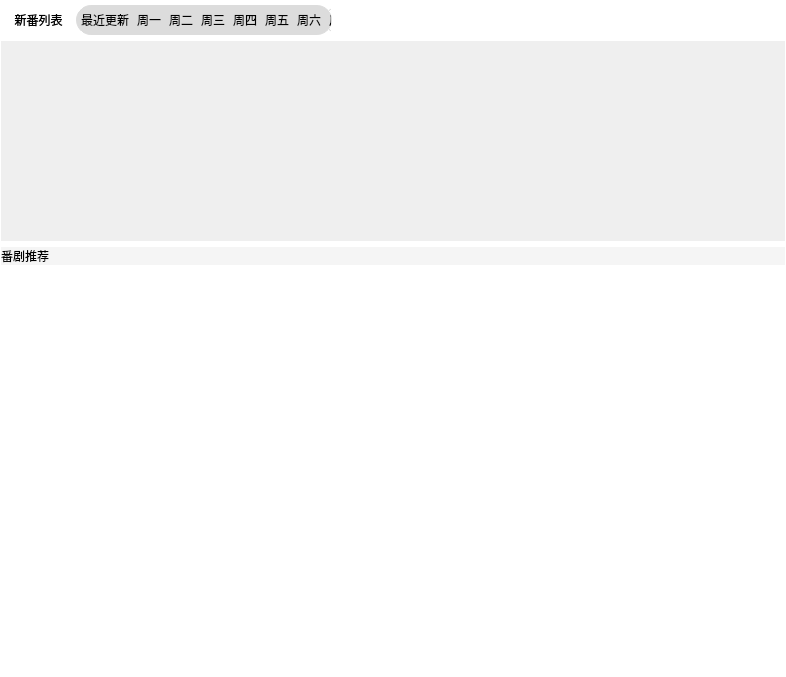
Above: src/ui/zood/homeView.ui from BusyStudent/QZood before the change. Below: the same form after it.
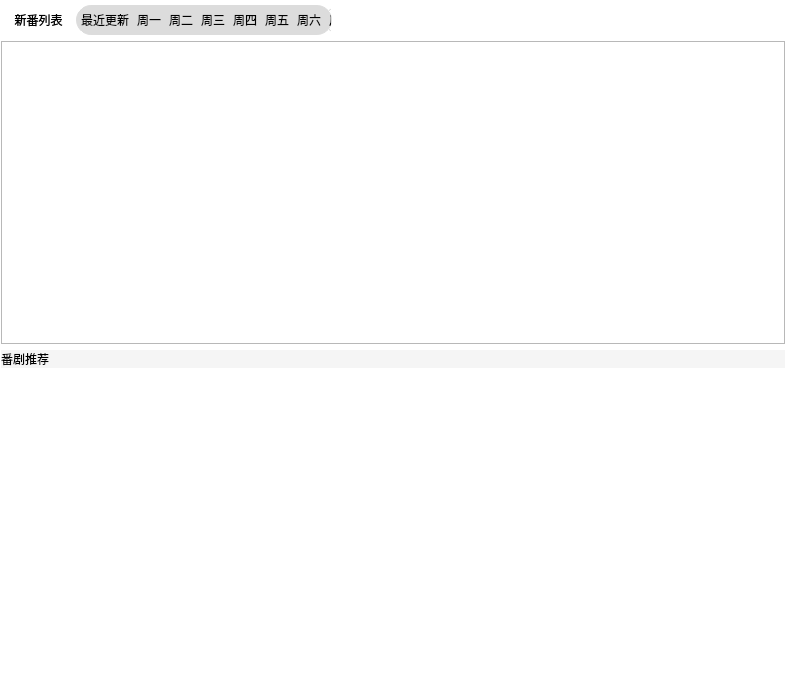
That is the form after the change. The open tabs and pages were chosen to show the change. Custom widgets are drawn as their Qt base class.

Commit message: [refactor][ui]refactor video list view & time tab view

```diff
--- a/src/ui/zood/homeView.ui
+++ b/src/ui/zood/homeView.ui
@@ -206,7 +206,7 @@
    <item>
     <widget class="QStackedWidget" name="timeAnimeView">
      <property name="sizePolicy">
-      <sizepolicy hsizetype="Expanding" vsizetype="Fixed">
+      <sizepolicy hsizetype="Expanding" vsizetype="Preferred">
        <horstretch>0</horstretch>
        <verstretch>0</verstretch>
       </sizepolicy>
@@ -244,56 +244,7 @@
         <number>0</number>
        </property>
        <item>
-        <widget class="QScrollArea" name="recentlyUpdatedContainer">
-         <property name="sizePolicy">
-          <sizepolicy hsizetype="Preferred" vsizetype="Preferred">
-           <horstretch>0</horstretch>
-           <verstretch>0</verstretch>
-          </sizepolicy>
-         </property>
-         <property name="minimumSize">
-          <size>
-           <width>0</width>
-           <height>0</height>
-          </size>
-         </property>
-         <property name="widgetResizable">
-          <bool>true</bool>
-         </property>
-         <widget class="QWidget" name="recentlyUpdatedContents">
-          <property name="geometry">
-           <rect>
-            <x>0</x>
-            <y>0</y>
-            <width>784</width>
-            <height>200</height>
-           </rect>
-          </property>
-          <property name="sizePolicy">
-           <sizepolicy hsizetype="Preferred" vsizetype="Preferred">
-            <horstretch>0</horstretch>
-            <verstretch>0</verstretch>
-           </sizepolicy>
-          </property>
-          <layout class="QHBoxLayout" name="horizontalLayout_3">
-           <property name="spacing">
-            <number>15</number>
-           </property>
-           <property name="leftMargin">
-            <number>5</number>
-           </property>
-           <property name="topMargin">
-            <number>0</number>
-           </property>
-           <property name="rightMargin">
-            <number>5</number>
-           </property>
-           <property name="bottomMargin">
-            <number>0</number>
-           </property>
-          </layout>
-         </widget>
-        </widget>
+        <widget class="VideoListWidget" name="recentlyUpdatedContents"/>
        </item>
       </layout>
      </widget>
@@ -818,6 +769,18 @@
    </item>
   </layout>
  </widget>
+ <customwidgets>
+  <customwidget>
+   <class>TabListWidget</class>
+   <extends>QListWidget</extends>
+   <header>../util/widget/tabListWidget.hpp</header>
+  </customwidget>
+  <customwidget>
+   <class>VideoListWidget</class>
+   <extends>QListWidget</extends>
+   <header>../util/widget/videoListWidget.hpp</header>
+  </customwidget>
+ </customwidgets>
  <resources/>
  <connections>
   <connection>
```
Left out of the diff: 333 changed lines with no effect on the pictures. The commit also changes 10 other files.
